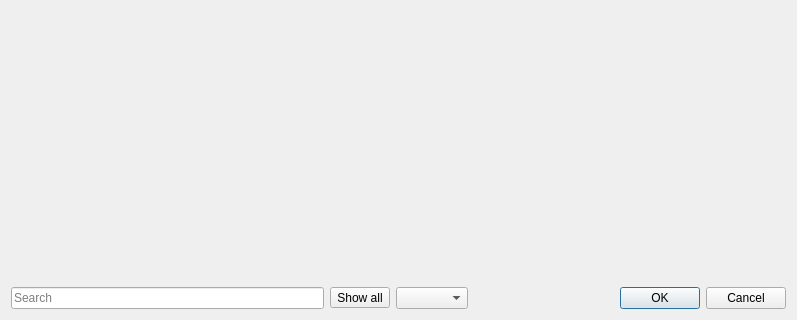
The window that mergedialog.ui (Kuszki/EW-Database) describes before a commit, drawn with Qt 5; both pictures show x 0 to 797 and y 175 to 495 of the 797 by 495 pixel window.
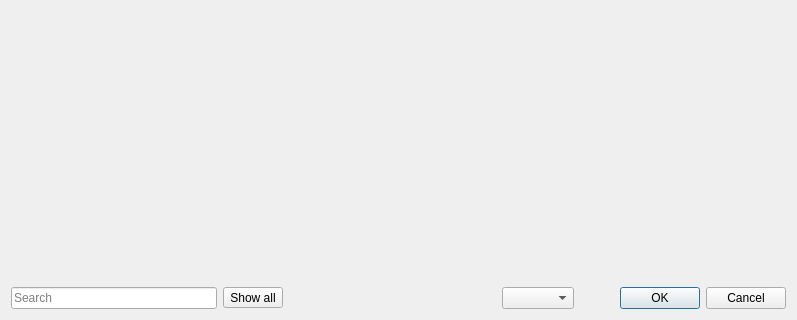
The same window after the commit. Icons and pictures are not drawn.

```diff
--- a/mergedialog.ui
+++ b/mergedialog.ui
@@ -67,6 +67,9 @@
     </widget>
    </item>
    <item row="1" column="3">
+    <widget class="QComboBox" name="filterBox"/>
+   </item>
+   <item row="1" column="4">
     <widget class="QDialogButtonBox" name="buttonBox">
      <property name="orientation">
       <enum>Qt::Horizontal</enum>
@@ -77,7 +80,17 @@
     </widget>
    </item>
    <item row="1" column="2">
-    <widget class="QComboBox" name="filterBox"/>
+    <spacer name="horizontalSpacer">
+     <property name="orientation">
+      <enum>Qt::Horizontal</enum>
+     </property>
+     <property name="sizeHint" stdset="0">
+      <size>
+       <width>40</width>
+       <height>20</height>
+      </size>
+     </property>
+    </spacer>
    </item>
   </layout>
  </widget>
```
Left out of the diff: 127 changed lines with no effect on the pictures.
